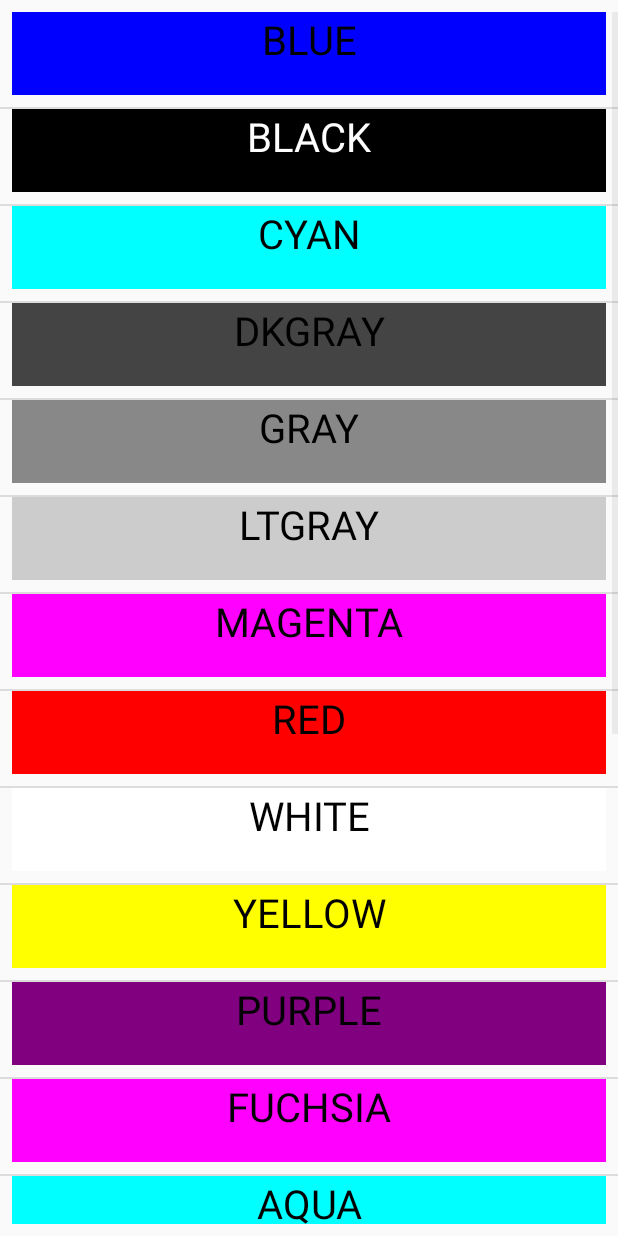
After one commit to kursovayarpp1488/MemeEditor, an Android app: the ColorChoice screen opened directly, with no data from a screen before it, on a phone screen of 412 x 824 dp. The commit adds this screen. Run offline under Robolectric (Android 15) with nearby library versions, the phone set to English and light mode, and no system bars.

Commit message:
color_choice_added

```diff
--- a/app/src/main/AndroidManifest.xml
+++ b/app/src/main/AndroidManifest.xml
@@ -7,7 +7,7 @@
     <application
         android:allowBackup="true"
         android:icon="@drawable/ic_launcher_web"
-        android:label="@string/app_name"
+        android:label="Mem Editor"
         android:roundIcon="@mipmap/ic_launcher_round"
         android:supportsRtl="true"
         android:theme="@style/AppTheme">
@@ -20,6 +20,7 @@
         </activity>
         <activity android:name=".ImageActivity"
             android:theme="@style/Theme.AppCompat.Light.NoActionBar"/>
+        <activity android:name=".ColorChoice" android:theme="@style/Theme.AppCompat.Light.NoActionBar"></activity>
     </application>
 
 </manifest>
--- /dev/null
+++ b/app/src/main/java/com/mem/androiddraw/ColorAdapter.kt
@@ -0,0 +1,56 @@
+package com.mem.androiddraw
+
+import android.graphics.Color
+import android.view.LayoutInflater
+import android.view.View
+import android.view.ViewGroup
+import android.widget.BaseAdapter
+import android.widget.TextView
+
+class ColorAdapter : BaseAdapter{
+    private var Context: android.content.Context? = null;
+    var ColorList: MutableList<Int>? = null;
+
+    var StrColors = arrayOf("BLUE", "BLACK", "CYAN", "DKGRAY", "GRAY", "LTGRAY",
+            "MAGENTA", "RED", "WHITE", "YELLOW", "PURPLE",
+            "FUCHSIA", "AQUA", "ORANGERED", "MAROON", "LIME", "NAVY", "GOLDENROD"
+            , "BISQUE", "OLIVE", "GOLD");
+
+    constructor(contect: android.content.Context, lst: MutableList<Int>?){
+        this?.Context = contect;
+        this?.ColorList = lst;
+    }
+
+
+    override fun getView(position: Int, convertView: View?, parent: ViewGroup?): View? {
+
+        var VIEW = convertView;
+        if (VIEW == null)
+        {
+            VIEW = LayoutInflater.from(this.Context).inflate(R.layout.color_element, null, false);
+        }
+
+        var Clr = VIEW?.findViewById<TextView>(R.id.textView)
+
+        Clr?.text = StrColors[position];
+        if (StrColors[position] == "BLACK")
+            Clr?.setTextColor(Color.rgb(255,255,255));
+        else
+            Clr?.setTextColor(Color.rgb(0,0,0));
+        Clr?.setBackgroundColor(ColorList!![position]);
+
+        return VIEW;
+    }
+
+    override fun getItem(p0: Int): Any {
+        return ColorList!![p0];
+    }
+
+    override fun getItemId(position: Int): Long {
+        return position.toLong();
+    }
+
+    override fun getCount(): Int {
+        return  ColorList!!.count();
+    }
+}
--- /dev/null
+++ b/app/src/main/java/com/mem/androiddraw/ColorChoice.kt
@@ -0,0 +1,65 @@
+package com.mem.androiddraw
+
+import android.app.Activity
+import android.content.Intent
+import android.graphics.Color
+import android.os.Bundle
+import android.view.View
+import android.widget.AdapterView
+import android.widget.ListView
+import android.widget.Toast
+
+class ColorChoice : Activity(){
+
+    var ClrList: ListView? = null;
+    var CAdapter: ColorAdapter? = null;
+    var ListOfColors: MutableList<Int>? = null;
+
+    override fun onCreate(savedInstanceState: Bundle?) {
+        super.onCreate(savedInstanceState);
+        setContentView(R.layout.choice_layout);
+        ListOfColors = mutableListOf<Int>();
+        ListOfColors!!.add(Color.BLUE);
+        ListOfColors!!.add(Color.BLACK);
+        ListOfColors!!.add(Color.CYAN);
+        ListOfColors!!.add(Color.DKGRAY);
+        ListOfColors!!.add(Color.GRAY);
+        ListOfColors!!.add(Color.LTGRAY);
+        ListOfColors!!.add(Color.MAGENTA);
+        ListOfColors!!.add(Color.RED);
+        ListOfColors!!.add(Color.WHITE);
+        ListOfColors!!.add(Color.YELLOW);
+        ListOfColors!!.add(Color.rgb(128, 0, 128));
+        ListOfColors!!.add(Color.rgb(255,0,255));
+        ListOfColors!!.add(Color.rgb(0,255,255));
+        ListOfColors!!.add(Color.rgb(255,69,0));
+        ListOfColors!!.add(Color.rgb(128,0,0));
+        ListOfColors!!.add(Color.rgb(0,255,0));
+        ListOfColors!!.add(Color.rgb(0,0,128));
+        ListOfColors!!.add(Color.rgb(218,165,32));
+        ListOfColors!!.add(Color.rgb(255,228,196));
+        ListOfColors!!.add(Color.rgb(128,128,0));
+        ListOfColors!!.add(Color.rgb(255,215,0));
+
+
+        ClrList = findViewById<ListView>(R.id.LV)
+        CAdapter= ColorAdapter(this, ListOfColors);
+
+        ClrList?.adapter = CAdapter;
+        ClrList?.setOnItemClickListener{parent, view, position, id -> {} }
+
+
+        ClrList?.onItemClickListener= object : AdapterView.OnItemClickListener{
+            override fun onItemClick(p0: AdapterView<*>?, p1: View?, p2: Int, p3: Long) {
+                var tmpIntent = Intent();
+                tmpIntent.putExtra("color", ListOfColors!![p2]);
+                tmpIntent.putExtra("imgid", Int.MIN_VALUE);
+                setResult(RESULT_OK, tmpIntent);
+                finish();
+            }
+        }
+
+    }
+
+
+}
--- /dev/null
+++ b/app/src/main/res/layout/choice_layout.xml
@@ -0,0 +1,18 @@
+<?xml version="1.0" encoding="utf-8"?>
+<android.support.constraint.ConstraintLayout
+    xmlns:android="http://schemas.android.com/apk/res/android"
+    xmlns:app="http://schemas.android.com/apk/res-auto"
+    xmlns:tools="http://schemas.android.com/tools"
+    android:layout_width="match_parent"
+    android:layout_height="match_parent">
+
+    <ListView
+        android:id="@+id/LV"
+        android:layout_width="match_parent"
+        android:layout_height="match_parent"
+        android:layout_marginTop="8dp"
+        android:layout_marginBottom="8dp"
+        app:layout_constraintTop_toTopOf="parent"
+        tools:layout_editor_absoluteX="8dp" />
+
+</android.support.constraint.ConstraintLayout>
--- /dev/null
+++ b/app/src/main/res/layout/color_element.xml
@@ -0,0 +1,25 @@
+<?xml version="1.0" encoding="utf-8"?>
+<android.support.constraint.ConstraintLayout
+    xmlns:android="http://schemas.android.com/apk/res/android"
+    xmlns:app="http://schemas.android.com/apk/res-auto"
+    xmlns:tools="http://schemas.android.com/tools"
+    android:layout_width="match_parent"
+    android:layout_height="match_parent">
+
+    <TextView
+        android:textAlignment="center"
+        android:id="@+id/textView"
+        android:layout_width="match_parent"
+        android:layout_height="25pt"
+        android:layout_marginStart="8dp"
+        android:layout_marginEnd="8dp"
+        android:layout_marginBottom="8dp"
+        android:text="TextView"
+        android:textSize="12pt"
+        app:layout_constraintBottom_toBottomOf="parent"
+        app:layout_constraintEnd_toEndOf="parent"
+        app:layout_constraintStart_toStartOf="parent"
+        app:layout_constraintTop_toTopOf="parent" />
+
+
+</android.support.constraint.ConstraintLayout>
--- a/draw/src/main/res/layout/activity_drawing.xml
+++ b/draw/src/main/res/layout/activity_drawing.xml
@@ -10,7 +10,8 @@
         android:id="@+id/draw_view"
         android:layout_width="match_parent"
         android:layout_height="match_parent"
-        android:background="@color/color_white" />
+        android:background="@android:color/white"
+        />
 
     <ImageView
         android:id="@+id/image_close_drawing"
@@ -167,5 +168,4 @@
             app:layout_constraintTop_toBottomOf="@id/image_draw_eraser" />
 
     </android.support.constraint.ConstraintLayout>
-
 </android.support.constraint.ConstraintLayout>
```
Also changed, not shown: app/src/main/java/com/mem/androiddraw/MainActivity.kt (+31 -1 lines), app/src/main/res/layout/activity_main.xml (+26 -4 lines), draw/src/main/java/com/mem/draw/activity/DrawingActivity.kt (+24 -0 lines), draw/src/main/java/com/mem/draw/widget/DrawView.kt (+6 -2 lines), 4 other files.
